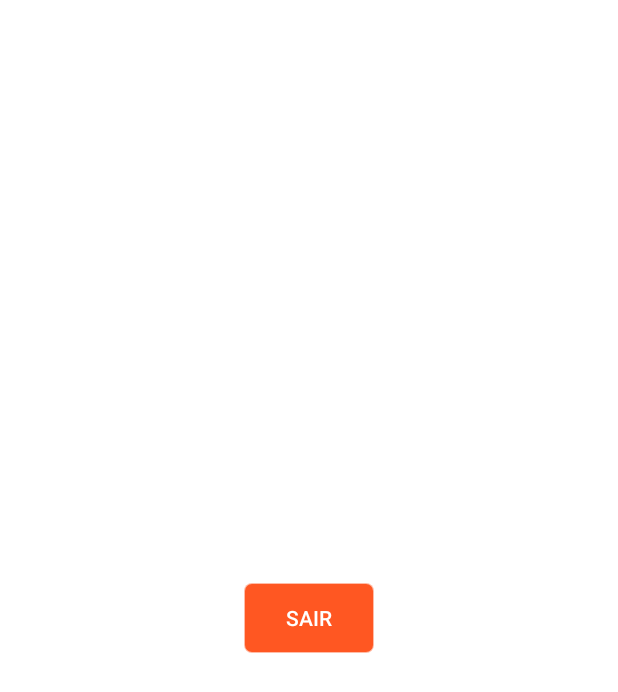
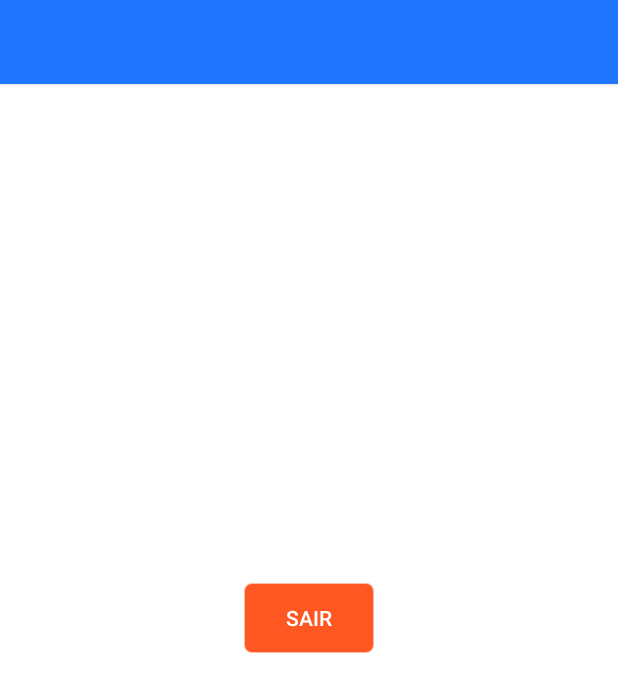
Before and after one commit to GabrielTagliari/easy-cook, an Android app: the MainActivity screen opened directly, with no data from a screen before it, on a phone screen of 412 x 824 dp. Shown: the top 692 px of the screen. Run offline under Robolectric (Android 15) with nearby library versions, the phone set to English and light mode, and no system bars; libraries missing offline, so code that uses them is left out: com.parse.

Commit message:
Inclusão toolbar

```diff
--- a/app/src/main/res/layout/activity_main.xml
+++ b/app/src/main/res/layout/activity_main.xml
@@ -5,6 +5,8 @@
     android:layout_width="match_parent"
     android:layout_height="match_parent"
     tools:context="com.easycook.easycook.activity.MainActivity">
+
+    <include layout="@layout/toolbar"/>
 
     <Button
         android:id="@+id/button2"
--- /dev/null
+++ b/app/src/main/res/layout/toolbar.xml
@@ -0,0 +1,9 @@
+<?xml version="1.0" encoding="utf-8"?>
+<android.support.v7.widget.Toolbar
+    xmlns:android="http://schemas.android.com/apk/res/android"
+    xmlns:tools="http://schemas.android.com/tools"
+    android:layout_width="match_parent"
+    android:layout_height="wrap_content"
+    android:background="@color/colorPrimary"
+    android:elevation="2dp"
+    tools:targetApi="lollipop" />
```
